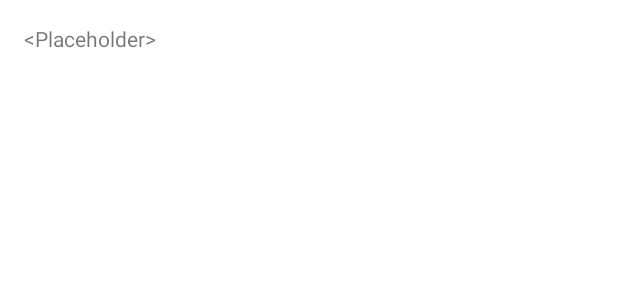
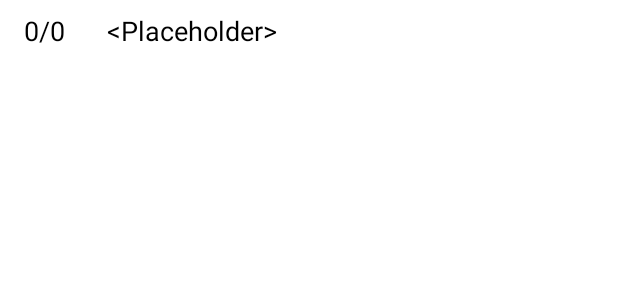
Before and after one commit to machinegunflows/shop-it, an Android app: the layout shopping_lists_item.xml on its own in the app's theme, with its tools: preview values and no code run, on a phone screen of 412 x 824 dp. Shown: the top 300 px of the screen. Run offline under Robolectric (Android 15) with nearby library versions, the phone set to English and light mode, and no system bars.

Commit message:
Extends adapter to show the current status of a list

```diff
--- a/app/src/main/res/layout/shopping_lists_item.xml
+++ b/app/src/main/res/layout/shopping_lists_item.xml
@@ -1,7 +1,8 @@
 <?xml version="1.0" encoding="utf-8"?>
-<androidx.constraintlayout.widget.ConstraintLayout
-    xmlns:android="http://schemas.android.com/apk/res/android"
+<androidx.constraintlayout.widget.ConstraintLayout xmlns:android="http://schemas.android.com/apk/res/android"
     xmlns:app="http://schemas.android.com/apk/res-auto"
+    xmlns:tools="http://schemas.android.com/tools"
+    android:id="@+id/completedIcon"
     android:layout_width="match_parent"
     android:layout_height="match_parent">
 
@@ -9,9 +10,32 @@
         android:id="@+id/shoppingListsName"
         android:layout_width="wrap_content"
         android:layout_height="wrap_content"
+        android:layout_marginStart="20dp"
+        android:layout_marginTop="8dp"
+        android:text="@string/placeholder"
+        android:textAppearance="@style/TextAppearance.AppCompat.Medium"
+        app:layout_constraintStart_toEndOf="@+id/isCompletedIcon"
+        app:layout_constraintTop_toTopOf="parent" />
+
+    <ImageView
+        android:id="@+id/isCompletedIcon"
+        android:visibility="invisible"
+        android:layout_width="35dp"
+        android:layout_height="32dp"
         android:layout_marginStart="16dp"
-        android:layout_marginTop="16dp"
-        android:text="@string/placeholder"
+        android:layout_marginTop="5dp"
+        app:layout_constraintStart_toStartOf="parent"
+        app:layout_constraintTop_toTopOf="parent"
+        tools:srcCompat="@tools:sample/avatars" />
+
+    <TextView
+        android:id="@+id/statusCompleted"
+        android:layout_width="wrap_content"
+        android:layout_height="wrap_content"
+        android:layout_marginStart="16dp"
+        android:layout_marginTop="8dp"
+        android:text="0/0"
+        android:textAppearance="@style/TextAppearance.AppCompat.Medium"
         app:layout_constraintStart_toStartOf="parent"
         app:layout_constraintTop_toTopOf="parent" />
 </androidx.constraintlayout.widget.ConstraintLayout>
```
Also changed, not shown: app/src/main/java/de/samuelhuebner/shopit/adapter/ShoppingListAdapter.java (+14 -2 lines), app/src/main/java/de/samuelhuebner/shopit/database/ShoppingList.java (+23 -0 lines), app/src/main/res/drawable/ic_done_black_24dp.xml (added, +9 -0 lines).
